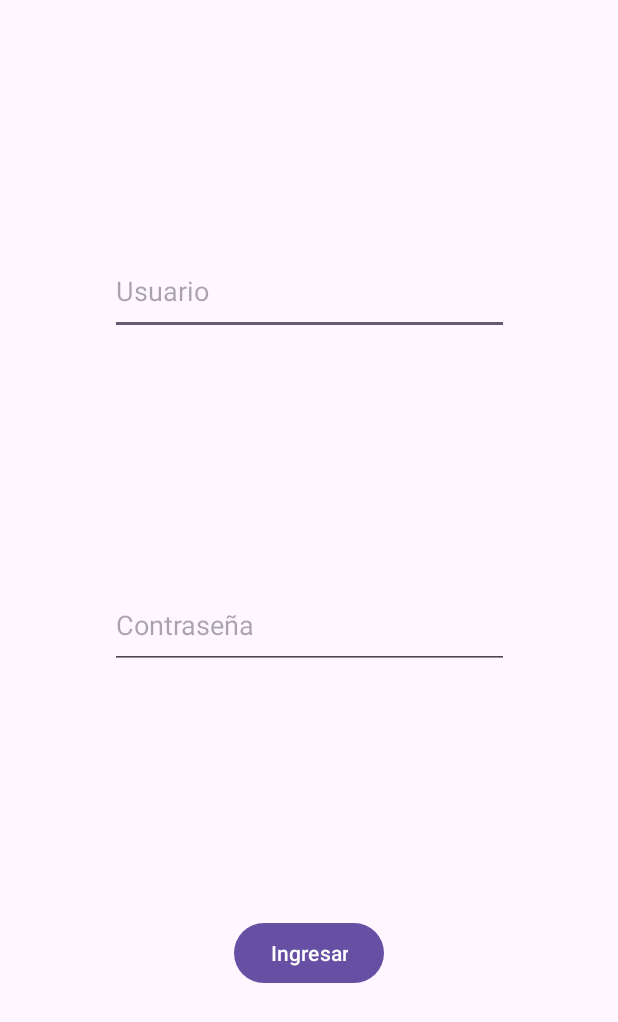
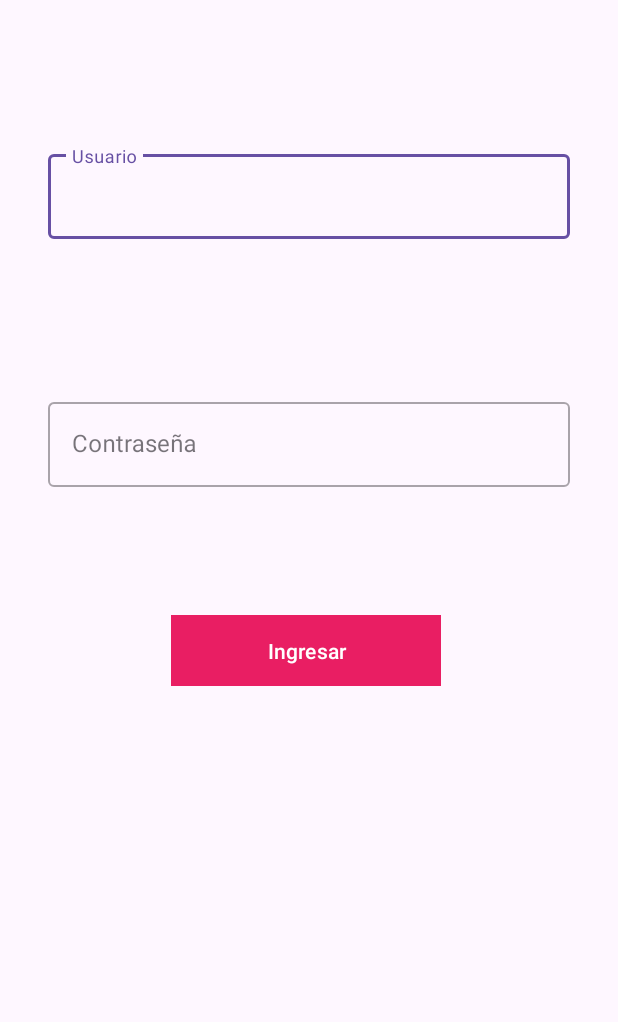
Before and after one commit to nicole-alvarado/NutriTNT, an Android app: the screen it shows after launch (MainActivity), on a phone screen of 412 x 824 dp. Shown: the top 1022 px of the screen. Run offline under Robolectric (Android 15) with nearby library versions, the phone set to English and light mode, and no system bars.

Commit message:
login primera version

```diff
--- a/app/src/main/res/layout/activity_main.xml
+++ b/app/src/main/res/layout/activity_main.xml
@@ -7,42 +7,59 @@
     android:layout_height="match_parent"
     tools:context=".MainActivity">
 
-    <com.google.android.material.textfield.TextInputEditText
-        android:id="@+id/editTextUsername"
-        android:layout_width="266dp"
-        android:layout_height="58dp"
+    <com.google.android.material.textfield.TextInputLayout
+        style = "@style/Widget.MaterialComponents.TextInputLayout.OutlinedBox"
+        android:id="@+id/inputUsuario"
+        android:layout_width="match_parent"
+        android:layout_height="wrap_content"
+        android:layout_marginStart="32dp"
+        android:layout_marginTop="97dp"
+        android:layout_marginEnd="32dp"
         android:hint="Usuario"
-        app:layout_constraintBottom_toTopOf="@+id/editTextPassword"
+
         app:layout_constraintEnd_toEndOf="parent"
-        app:layout_constraintHorizontal_bias="0.5"
         app:layout_constraintStart_toStartOf="parent"
-        app:layout_constraintTop_toTopOf="parent"
-        app:layout_constraintVertical_bias="0.5" />
+        app:layout_constraintTop_toTopOf="parent">
 
-    <com.google.android.material.textfield.TextInputEditText
-        android:id="@+id/editTextPassword"
-        android:layout_width="266dp"
-        android:layout_height="58dp"
+        <com.google.android.material.textfield.TextInputEditText
+            android:layout_width="match_parent"
+            android:layout_height="wrap_content"
+            android:inputType="textEmailAddress"
+            />
+    </com.google.android.material.textfield.TextInputLayout>
+
+    <com.google.android.material.textfield.TextInputLayout
+        style = "@style/Widget.MaterialComponents.TextInputLayout.OutlinedBox"
+        android:id="@+id/inputPassword"
+        android:layout_width="match_parent"
+        android:layout_height="wrap_content"
+        android:layout_marginStart="32dp"
+        android:layout_marginTop="103dp"
+        android:layout_marginEnd="32dp"
         android:hint="Contraseña"
-        app:layout_constraintBottom_toTopOf="@+id/buttonIngresar"
         app:layout_constraintEnd_toEndOf="parent"
-        app:layout_constraintHorizontal_bias="0.5"
         app:layout_constraintStart_toStartOf="parent"
-        app:layout_constraintTop_toBottomOf="@+id/editTextUsername"
-        app:layout_constraintVertical_bias="0.5" />
+        app:layout_constraintTop_toBottomOf="@+id/inputUsuario">
+
+        <com.google.android.material.textfield.TextInputEditText
+            android:layout_width="match_parent"
+            android:layout_height="wrap_content"
+            android:inputType="textPassword" />
+    </com.google.android.material.textfield.TextInputLayout>
 
     <Button
         android:id="@+id/buttonIngresar"
-        android:layout_width="wrap_content"
-        android:layout_height="wrap_content"
-        android:text="@string/button_ingresar"
-        android:contentDescription="@string/button_ingresar_description"
-        app:layout_constraintBottom_toBottomOf="parent"
+        android:layout_width="180dp"
+        android:layout_height="55dp"
+        android:layout_marginStart="158dp"
+        android:layout_marginTop="81dp"
+        android:layout_marginEnd="162dp"
+        android:backgroundTint="#E91E63"
+        android:text="Button"
+        app:cornerRadius="0dp"
         app:layout_constraintEnd_toEndOf="parent"
         app:layout_constraintStart_toStartOf="parent"
-        app:layout_constraintTop_toBottomOf="@+id/editTextPassword"
-        app:layout_constraintVertical_bias="0.5" />
-
+        app:layout_constraintTop_toBottomOf="@+id/inputPassword" />
 
 
 </androidx.constraintlayout.widget.ConstraintLayout>
```
Also changed, not shown: 1 other file.
